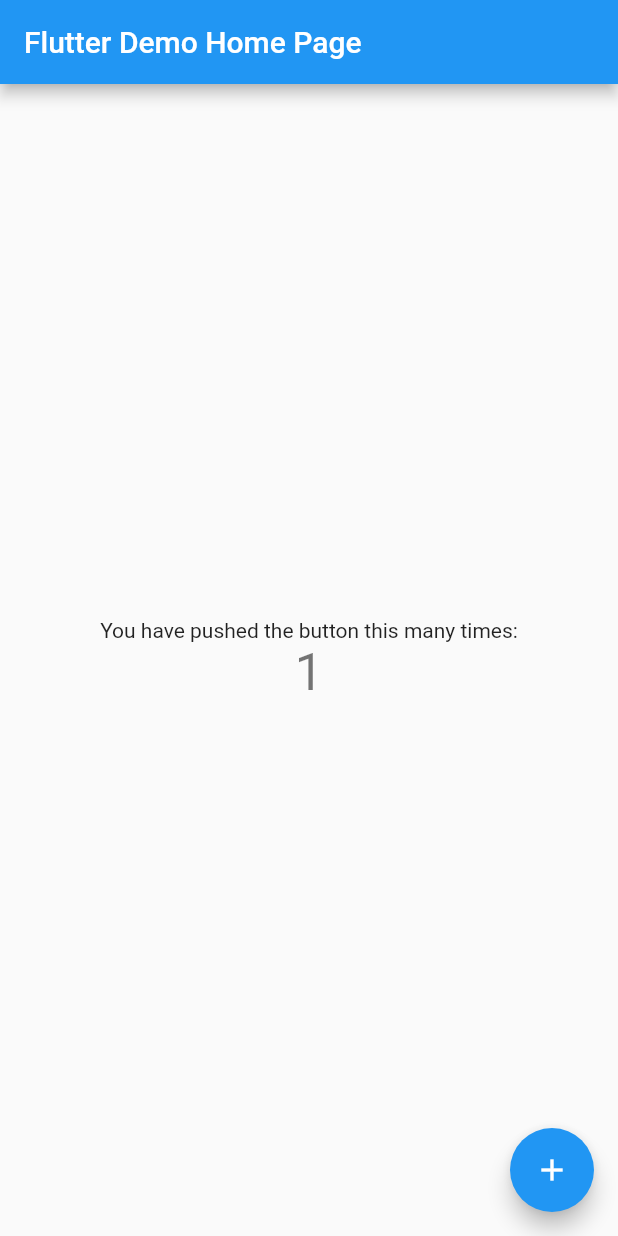
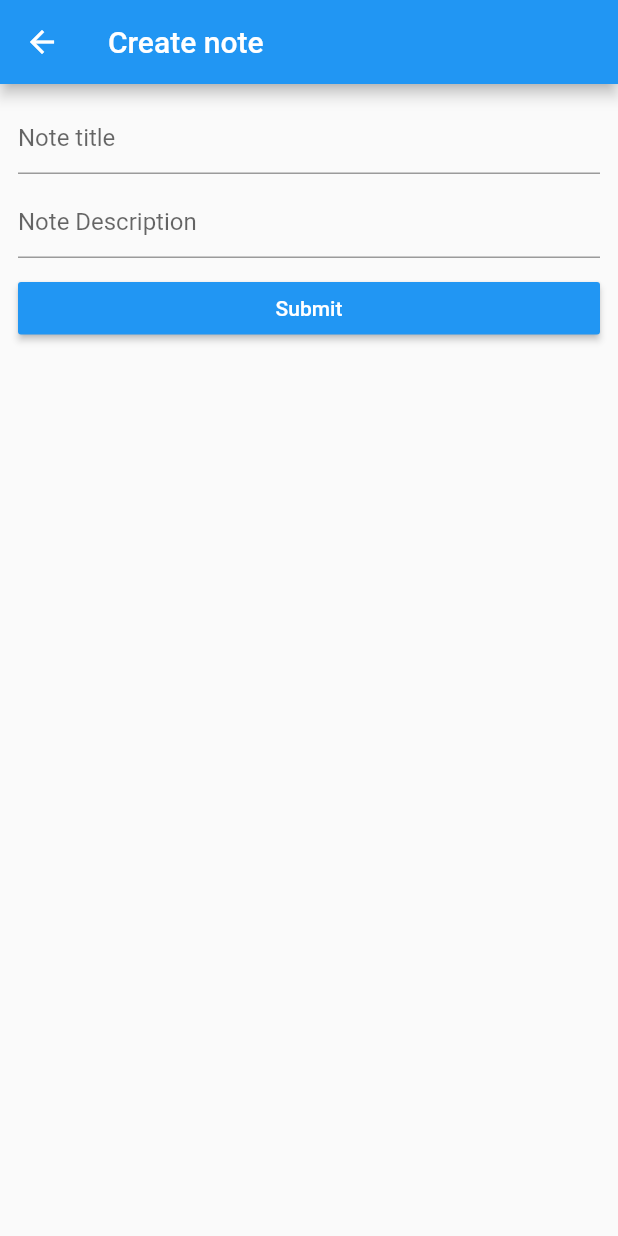
Before and after one commit to RaynaldiST/testtodolist, a Flutter app: the screen it shows after launch, after a tap on the "add" icon, on a phone screen of 412 x 824 dp. Run offline on Flutter 3.47's test engine with Material 2 defaults, Android fonts, the phone set to English and light mode, and no system bars; our stand-ins replace get_it; network calls fail.

Commit message:
Update: Notes_Services

```diff
--- a/lib/main.dart
+++ b/lib/main.dart
@@ -1,111 +1,24 @@
 import 'package:flutter/material.dart';
+import 'package:get_it/get_it.dart';
+import 'package:testtodolist/services/notes_services.dart';
+import 'package:testtodolist/views/notes_list.dart';
 
-void main() => runApp(MyApp());
+void setupLocator() {
+  GetIt.I.registerLazySingleton(() => NotesServices());
+}
 
-class MyApp extends StatelessWidget {
-  // This widget is the root of your application.
+void main() {
+  setupLocator();
+  runApp(App());
+}
+
+class App extends StatelessWidget {
   @override
   Widget build(BuildContext context) {
     return MaterialApp(
-      title: 'Flutter Demo',
-      theme: ThemeData(
-        // This is the theme of your application.
-        //
-        // Try running your application with "flutter run". You'll see the
-        // application has a blue toolbar. Then, without quitting the app, try
-        // changing the primarySwatch below to Colors.green and then invoke
-        // "hot reload" (press "r" in the console where you ran "flutter run",
-        // or simply save your changes to "hot reload" in a Flutter IDE).
-        // Notice that the counter didn't reset back to zero; the application
-        // is not restarted.
-        primarySwatch: Colors.blue,
-      ),
-      home: MyHomePage(title: 'Flutter Demo Home Page'),
+      debugShowCheckedModeBanner: false,
+      theme: ThemeData(primarySwatch: Colors.blue),
+      home: NotesList(),
     );
   }
 }
-
-class MyHomePage extends StatefulWidget {
-  MyHomePage({Key key, this.title}) : super(key: key);
-
-  // This widget is the home page of your application. It is stateful, meaning
-  // that it has a State object (defined below) that contains fields that affect
-  // how it looks.
-
-  // This class is the configuration for the state. It holds the values (in this
-  // case the title) provided by the parent (in this case the App widget) and
-  // used by the build method of the State. Fields in a Widget subclass are
-  // always marked "final".
-
-  final String title;
-
-  @override
-  _MyHomePageState createState() => _MyHomePageState();
-}
-
-class _MyHomePageState extends State<MyHomePage> {
-  int _counter = 0;
-
-  void _incrementCounter() {
-    setState(() {
-      // This call to setState tells the Flutter framework that something has
-      // changed in this State, which causes it to rerun the build method below
-      // so that the display can reflect the updated values. If we changed
-      // _counter without calling setState(), then the build method would not be
-      // called again, and so nothing would appear to happen.
-      _counter++;
-    });
-  }
-
-  @override
-  Widget build(BuildContext context) {
-    // This method is rerun every time setState is called, for instance as done
-    // by the _incrementCounter method above.
-    //
-    // The Flutter framework has been optimized to make rerunning build methods
-    // fast, so that you can just rebuild anything that needs updating rather
-    // than having to individually change instances of widgets.
-    return Scaffold(
-      appBar: AppBar(
-        // Here we take the value from the MyHomePage object that was created by
-        // the App.build method, and use it to set our appbar title.
-        title: Text(widget.title),
-      ),
-      body: Center(
-        // Center is a layout widget. It takes a single child and positions it
-        // in the middle of the parent.
-        child: Column(
-          // Column is also a layout widget. It takes a list of children and
-          // arranges them vertically. By default, it sizes itself to fit its
-          // children horizontally, and tries to be as tall as its parent.
-          //
-          // Invoke "debug painting" (press "p" in the console, choose the
-          // "Toggle Debug Paint" action from the Flutter Inspector in Android
-          // Studio, or the "Toggle Debug Paint" command in Visual Studio Code)
-          // to see the wireframe for each widget.
-          //
-          // Column has various properties to control how it sizes itself and
-          // how it positions its children. Here we use mainAxisAlignment to
-          // center the children vertically; the main axis here is the vertical
-          // axis because Columns are vertical (the cross axis would be
-          // horizontal).
-          mainAxisAlignment: MainAxisAlignment.center,
-          children: <Widget>[
-            Text(
-              'You have pushed the button this many times:',
-            ),
-            Text(
-              '$_counter',
-              style: Theme.of(context).textTheme.display1,
-            ),
-          ],
-        ),
-      ),
-      floatingActionButton: FloatingActionButton(
-        onPressed: _incrementCounter,
-        tooltip: 'Increment',
-        child: Icon(Icons.add),
-      ), // This trailing comma makes auto-formatting nicer for build methods.
-    );
-  }
-}
--- /dev/null
+++ b/lib/models/api_response.dart
@@ -0,0 +1,7 @@
+class APIResponse<T> {
+  T data;
+  bool error;
+  String errorMessage;
+
+  APIResponse({this.data, this.errorMessage, this.error = false});
+}
--- /dev/null
+++ b/lib/models/notes.dart
@@ -0,0 +1,39 @@
+import 'dart:convert';
+import 'package:flutter/cupertino.dart';
+import 'package:flutter/foundation.dart';
+
+class Notes {
+  int id;
+  String name;
+  String type;
+  String description;
+
+  Notes({this.id, this.name, this.type, this.description});
+
+  factory Notes.fromJson(Map<String, dynamic> item) {
+    return Notes(
+        id: item['id'],
+        name: item['name'],
+        type: item['type'],
+        description: item['description']);
+  }
+
+  Map<String, dynamic> toJson() {
+    return {'name': name, 'description': description};
+  }
+
+  @override
+  String toString() {
+    return 'Notes{id: $id, name: $name, type: $type, description: $description}';
+  }
+
+  List<Notes> notesFromJson(String jsonData) {
+    final data = jsonDecode(jsonData);
+    return List<Notes>.from(data.map((item) => Notes.fromJson(item)));
+  }
+
+  String notesToJson(Notes data) {
+    final jsonData = data.toJson();
+    return json.encode(jsonData);
+  }
+}
--- /dev/null
+++ b/lib/services/notes_services.dart
@@ -0,0 +1,50 @@
+import 'dart:convert';
+
+import 'package:testtodolist/models/api_response.dart';
+import 'package:testtodolist/models/notes.dart';
+import 'package:http/http.dart' as http;
+import 'dart:developer' as developer;
+
+class NotesServices {
+  static const API = 'https://4e53ba4c.ngrok.io/api';
+  static const headers = {'Content-Type': 'application/json'};
+
+  Future<APIResponse<List<Notes>>> getNoteList() async {
+    return http.get(API + "/list").then((data) {
+      if (data.statusCode == 200) {
+        final jsonData = json.decode(data.body);
+        final notes = <Notes>[];
+
+        for (var item in jsonData) {
+          notes.add(Notes.fromJson(item));
+        }
+
+        return APIResponse<List<Notes>>(data: notes);
+      }
+      return APIResponse<List<Notes>>(
+          error: true, errorMessage: 'An error occured 1');
+    }).catchError((handleError) {
+      return APIResponse<List<Notes>>(error: true, errorMessage: handleError);
+    });
+  }
+
+  Future<APIResponse<Notes>> getNotes(String id) {
+    return http.post(API + '/activities/' + id.toString()).then((data) {
+      if (data.statusCode == 200) {
+        final jsonData = json.decode(data.body);
+        print(jsonData["success"]);
+        return APIResponse<Notes>(data: Notes.fromJson(jsonData["data"]));
+      }
+      return APIResponse<Notes>(
+          error: true, errorMessage: '#3 An error occured');
+    }).catchError((handleError) {
+      return APIResponse<Notes>(error: true, errorMessage: '#4 An error occured');
+    });
+  }
+
+  Future<APIResponse<bool>> createNote(Notes item) {
+    return http.post(API + '/notes/create', body: jsonEncode(item.toJson())).then((data){
+
+    });
+  }
+}
--- /dev/null
+++ b/lib/views/notes_list.dart
@@ -0,0 +1,107 @@
+import 'package:flutter/cupertino.dart';
+import 'package:flutter/material.dart';
+import 'package:get_it/get_it.dart';
+import 'package:testtodolist/models/api_response.dart';
+import 'package:testtodolist/models/notes.dart';
+import 'package:testtodolist/services/notes_services.dart';
+import 'package:testtodolist/views/notes_delete.dart';
+import 'package:testtodolist/views/notes_modify.dart';
+
+class NotesList extends StatefulWidget {
+  @override
+  _NotesListState createState() => _NotesListState();
+}
+
+class _NotesListState extends State<NotesList> {
+  NotesServices get services => GetIt.I<NotesServices>();
+
+  APIResponse<List<Notes>> _apiResponse;
+  bool _isLoading = false;
+
+  @override
+  void initState() {
+    _fetchNotes();
+    super.initState();
+  }
+
+  _fetchNotes() async {
+    setState(() {
+      _isLoading = true;
+    });
+
+    _apiResponse = await services.getNoteList();
+
+    setState(() {
+      _isLoading = false;
+    });
+  }
+
+  @override
+  Widget build(BuildContext context) {
+    return Scaffold(
+      appBar: AppBar(title: Text('List of notes')),
+      floatingActionButton: FloatingActionButton(
+        onPressed: () {
+          Navigator.of(context)
+              .push(MaterialPageRoute(builder: (_) => NotesModify()))
+              .then((_) {
+            _fetchNotes();
+          });
+        },
+        child: Icon(Icons.add),
+      ),
+      body: Builder(
+        builder: (_) {
+          if (_isLoading) {
+            return Center(child: CircularProgressIndicator());
+          }
+
+          if (_apiResponse.error) {
+            return Center(child: Text(_apiResponse.errorMessage));
+          }
+
+          return ListView.separated(
+              itemBuilder: (_, index) {
+                return Dismissible(
+                  key: ValueKey(_apiResponse.data[index].id),
+                  direction: DismissDirection.startToEnd,
+                  onDismissed: (direction) {},
+                  confirmDismiss: (direction) async {
+                    final result = await showDialog(
+                        context: context, builder: (_) => NotesDelete());
+                    print(result);
+                    return result;
+                  },
+                  background: Container(
+                    color: Colors.red,
+                    padding: EdgeInsets.only(left: 16),
+                    child: Align(
+                      child: Icon(Icons.delete, color: Colors.white),
+                      alignment: Alignment.centerLeft,
+                    ),
+                  ),
+                  child: ListTile(
+                    title: Text(
+                      _apiResponse.data[index].name,
+                      style: TextStyle(color: Theme.of(context).primaryColor),
+                    ),
+                    onTap: () {
+                      Navigator.of(context)
+                          .push(MaterialPageRoute(
+                              builder: (_) =>
+                                  NotesModify(id: _apiResponse.data[index].id.toString())))
+                          .then((data) {
+                        _fetchNotes();
+                      });
+                    },
+                  ),
+                );
+              },
+              separatorBuilder: (_, __) =>
+                  Divider(height: 1, color: Colors.green),
+              itemCount: _apiResponse.data.length);
+        },
+      ),
+    );
+  }
+}
--- /dev/null
+++ b/lib/views/notes_modify.dart
@@ -0,0 +1,88 @@
+import 'package:flutter/cupertino.dart';
+import 'package:flutter/material.dart';
+import 'package:get_it/get_it.dart';
+import 'package:testtodolist/models/notes.dart';
+import 'package:testtodolist/services/notes_services.dart';
+
+class NotesModify extends StatefulWidget {
+  final String id;
+
+  const NotesModify({Key key, this.id}) : super(key: key);
+
+  @override
+  _NotesModifyState createState() => _NotesModifyState();
+}
+
+class _NotesModifyState extends State<NotesModify> {
+  bool get isEditing => widget.id != null;
+
+  NotesServices get services => GetIt.I<NotesServices>();
+
+  String errorMessage;
+  Notes notes;
+
+  bool _isLoading = false;
+
+  TextEditingController _titleController = TextEditingController();
+  TextEditingController _descriptionController = TextEditingController();
+
+  @override
+  void initState() {
+    super.initState();
+
+    setState(() {
+      _isLoading = true;
+    });
+
+    services.getNotes(widget.id).then((response){
+      setState(() {
+        _isLoading = false;
+      });
+
+      if (response.error) {
+        errorMessage =  response.errorMessage ?? "An error occured";
+      }
+      notes = response.data;
+      _titleController.text = notes.name;
+      _descriptionController.text = notes.description;
+    });
+  }
+
+  @override
+  Widget build(BuildContext context) {
+    return Scaffold(
+      appBar: AppBar(title: Text(isEditing ? 'Edit note' : 'Create note')),
+      body: Padding(
+        padding: const EdgeInsets.all(12.0),
+        child: _isLoading
+            ? Center(child: CircularProgressIndicator())
+            : Column(
+                children: <Widget>[
+                  TextField(
+                    controller: _titleController,
+                    decoration: InputDecoration(hintText: 'Note title'),
+                  ),
+                  Container(height: 8),
+                  TextField(
+                    controller: _descriptionController,
+                    decoration: InputDecoration(hintText: 'Note Description'),
+                  ),
+                  Container(height: 16),
+                  SizedBox(
+                    width: double.infinity,
+                    height: 35,
+                    child: RaisedButton(
+                      child:
+                          Text('Submit', style: TextStyle(color: Colors.white)),
+                      color: Theme.of(context).primaryColor,
+                      onPressed: () async {
+                        Navigator.of(context).pop();
+                      },
+                    ),
+                  ),
+                ],
+              ),
+      ),
+    );
+  }
+}
```
Also changed, not shown: lib/views/notes_delete.dart (added, +26 -0 lines), pubspec.yaml (+2 -42 lines), pubspec.lock, 1 other file.
